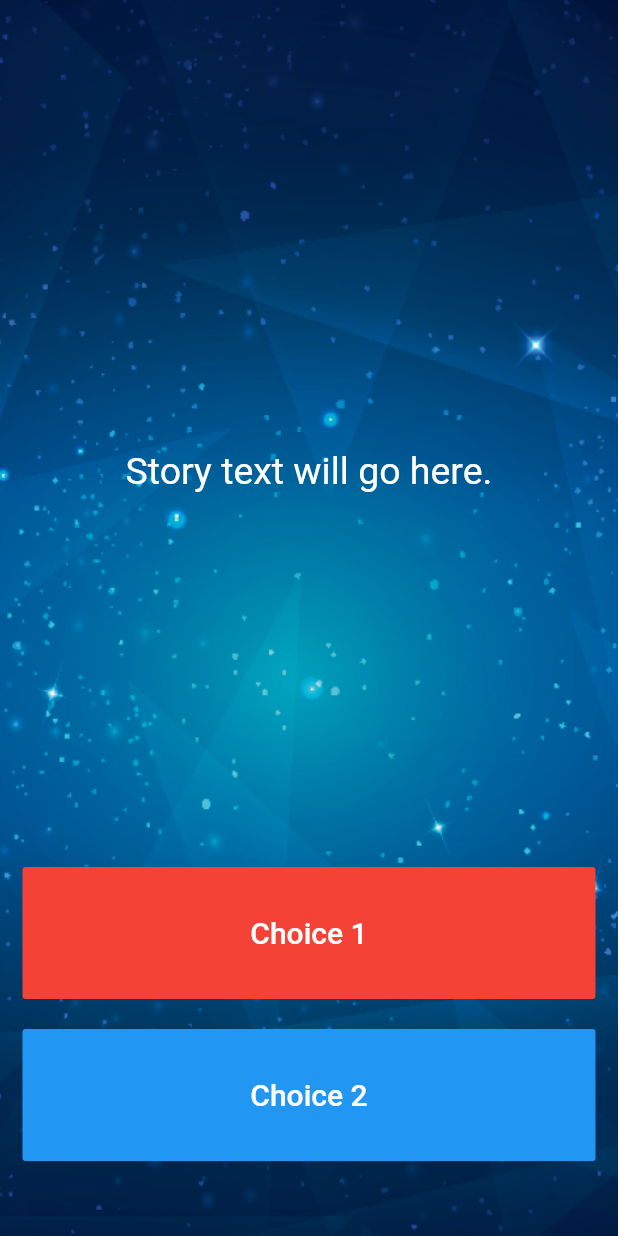
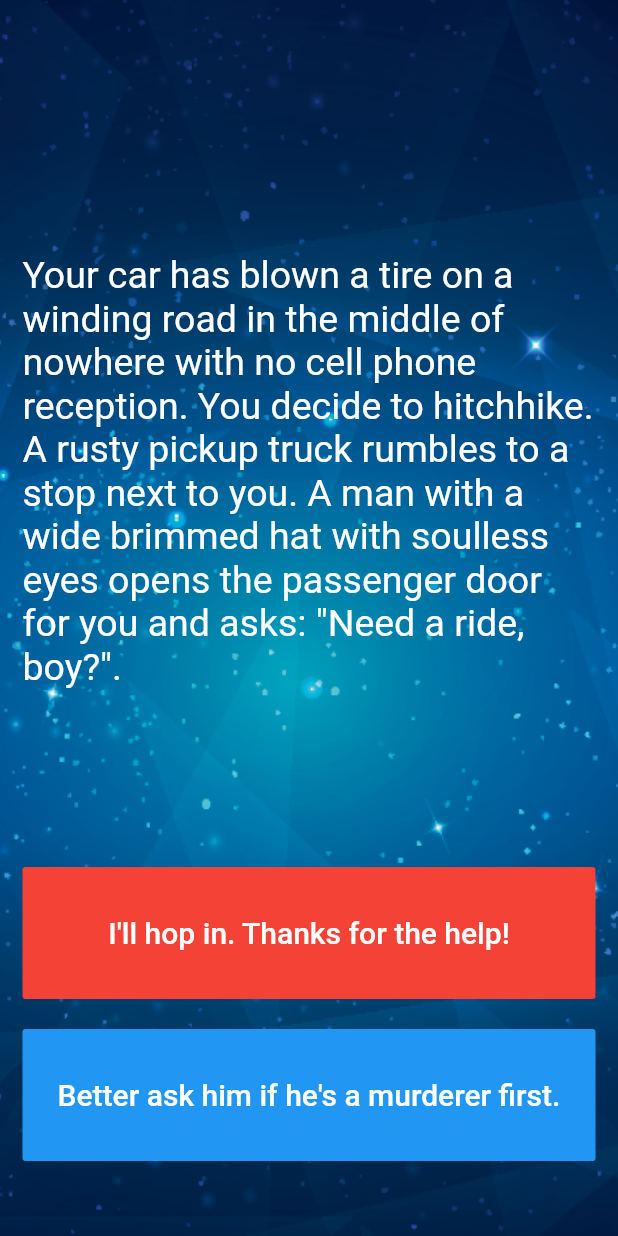
Before and after one commit to dart-bird/programingLearn, a Flutter app: the screen it shows after launch, on a phone screen of 412 x 824 dp. Run offline on Flutter 3.47's test engine with Material 2 defaults, Android fonts, the phone set to English and light mode, and no system bars; our stand-ins replace audioplayers, rflutter_alert.

Commit message:
Update main.dart include button state & textshow

```diff
--- a/Flutter/destini-challenge-starting/lib/main.dart
+++ b/Flutter/destini-challenge-starting/lib/main.dart
@@ -1,3 +1,4 @@
+import 'package:destini_challenge_starting/story_brain.dart';
 import 'package:flutter/material.dart';
 
 //TODO: Step 15 - Run the app and see if you can see the screen update with the first story. Delete this TODO if it looks as you expected.
@@ -14,6 +15,7 @@ class Destini extends StatelessWidget {
 }
 
 //TODO: Step 9 - Create a new storyBrain object from the StoryBrain class.
+StoryBrain storyBrain = StoryBrain();
 
 class StoryPage extends StatefulWidget {
   _StoryPageState createState() => _StoryPageState();
@@ -41,7 +43,7 @@ class _StoryPageState extends State<StoryPage> {
                 child: Center(
                   child: Text(
                     //TODO: Step 10 - use the storyBrain to get the first story title and display it in this Text Widget.
-                    'Story text will go here.',
+                    storyBrain.getStory(),
                     style: TextStyle(
                       fontSize: 25.0,
                     ),
@@ -54,11 +56,14 @@ class _StoryPageState extends State<StoryPage> {
                   onPressed: () {
                     //Choice 1 made by user.
                     //TODO: Step 18 - Call the nextStory() method from storyBrain and pass the number 1 as the choice made by the user.
+                    setState(() {
+                      storyBrain.nextStory(1);
+                    });
                   },
                   color: Colors.red,
                   child: Text(
                     //TODO: Step 13 - Use the storyBrain to get the text for choice 1.
-                    'Choice 1',
+                    storyBrain.getChoice1(),
                     style: TextStyle(
                       fontSize: 20.0,
                     ),
@@ -68,7 +73,9 @@ class _StoryPageState extends State<StoryPage> {
               SizedBox(
                 height: 20.0,
               ),
-              Expanded(
+              Visibility(
+                visible: storyBrain.buttonShouldBeVisible(),
+                child: Expanded(
                   flex: 2,
                   //TODO: Step 26 - Use a Flutter Visibility Widget to wrap this FlatButton.
                   //TODO: Step 28 - Set the "visible" property of the Visibility Widget to equal the output from the buttonShouldBeVisible() method in the storyBrain.
@@ -76,13 +83,17 @@ class _StoryPageState extends State<StoryPage> {
                     onPressed: () {
                       //Choice 2 made by user.
                       //TODO: Step 19 - Call the nextStory() method from storyBrain and pass the number 2 as the choice made by the user.
+                      setState(() {
+                        storyBrain.nextStory(2);
+                      });
                     },
                     color: Colors.blue,
                     child: Text(
                       //TODO: Step 14 - Use the storyBrain to get the text for choice 1.
-                    'Choice 2',
+                      storyBrain.getChoice2(),
                       style: TextStyle(
                         fontSize: 20.0,
+                      ),
                     ),
                   ),
                 ),
```
Lines whose indentation alone changed are shown as unchanged.
